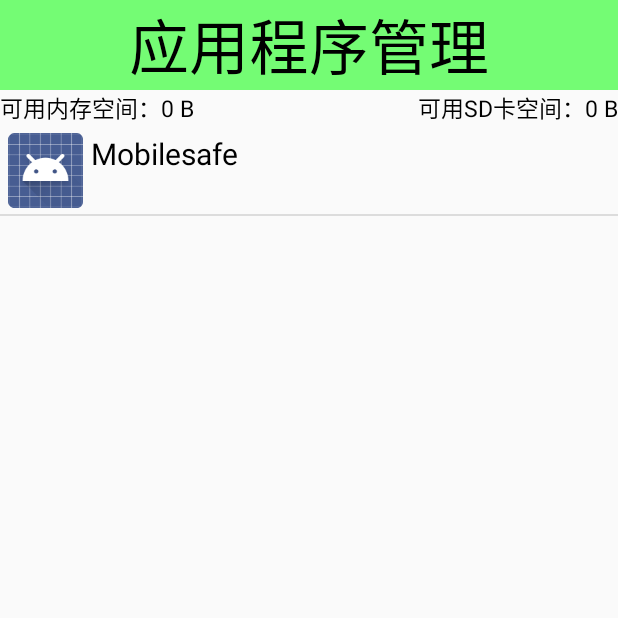
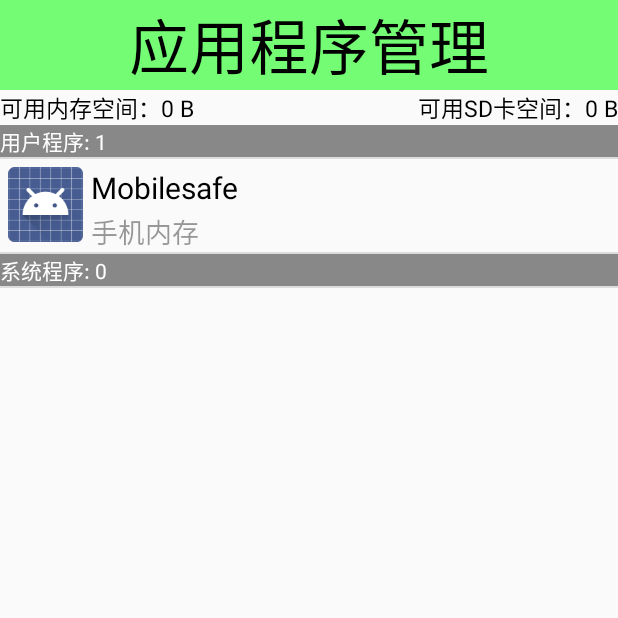
Before and after one commit to zhaoxukl1314/MobileSafe, an Android app: the AppManagerActivity screen opened directly, with no data from a screen before it, on a phone screen of 412 x 824 dp, the top half of it. Run offline under Robolectric (Android 15) with nearby library versions, the phone set to English and light mode, and no system bars.

Commit message:
2016-8-8

```diff
--- a/app/src/main/java/com/example/zhaoxu/mobilesafe/Activity/AppManagerActivity.java
+++ b/app/src/main/java/com/example/zhaoxu/mobilesafe/Activity/AppManagerActivity.java
@@ -1,6 +1,7 @@
 package com.example.zhaoxu.mobilesafe.Activity;
 
 import android.app.Activity;
+import android.graphics.Color;
 import android.os.Environment;
 import android.os.StatFs;
 import android.support.v7.app.AppCompatActivity;
@@ -12,6 +13,7 @@
 import android.widget.LinearLayout;
 import android.widget.ListView;
 import android.widget.NumberPicker;
+import android.widget.RelativeLayout;
 import android.widget.TextView;
 
 import com.example.zhaoxu.mobilesafe.Engine.AppInfoProvider;
@@ -20,6 +22,7 @@
 
 import org.w3c.dom.Text;
 
+import java.util.ArrayList;
 import java.util.Formatter;
 import java.util.List;
 
@@ -29,6 +32,8 @@
     private List<AppInfo> appinfos;
     private LinearLayout ll_loading;
     private MyAppListAdapter appListAdapter;
+    private List<AppInfo> userInfos;
+    private List<AppInfo> systemInfos;
 
     @Override
     protected void onCreate(Bundle savedInstanceState) {
@@ -43,11 +48,20 @@
         app_list = (ListView) findViewById(R.id.list_app_info);
         ll_loading = (LinearLayout) findViewById(R.id.ll_loading);
         ll_loading.setVisibility(View.VISIBLE);
+        userInfos = new ArrayList<>();
+        systemInfos = new ArrayList<>();
 
         new Thread(new Runnable() {
             @Override
             public void run() {
                 appinfos = AppInfoProvider.getAppInfos(AppManagerActivity.this);
+                for (AppInfo appInfo: appinfos) {
+                    if (appInfo.isUserApp()) {
+                        userInfos.add(appInfo);
+                    } else {
+                        systemInfos.add(appInfo);
+                    }
+                }
                 runOnUiThread(new Runnable() {
                     @Override
                     public void run() {
@@ -70,7 +84,7 @@
     private class MyAppListAdapter extends BaseAdapter {
         @Override
         public int getCount() {
-            return appinfos.size();
+            return appinfos.size() + 2;
         }
 
         @Override
@@ -87,7 +101,28 @@
         public View getView(int position, View convertView, ViewGroup parent) {
             View view;
             ViewHolder viewHolder;
-            if (convertView != null) {
+            AppInfo appInfo;
+            if (position == 0) {
+                TextView textView = new TextView(AppManagerActivity.this);
+                textView.setText("用户程序: " + userInfos.size());
+                textView.setBackgroundColor(Color.GRAY);
+                textView.setTextColor(Color.WHITE);
+                return textView;
+            } else if (position == (userInfos.size() + 1)) {
+                TextView textView = new TextView(AppManagerActivity.this);
+                textView.setText("系统程序: " + systemInfos.size());
+                textView.setBackgroundColor(Color.GRAY);
+                textView.setTextColor(Color.WHITE);
+                return textView;
+            } else if (position <= userInfos.size()) {
+                int newPosition = position - 1;
+                appInfo = userInfos.get(newPosition);
+            } else {
+                int newPosition = position - userInfos.size() - 2;
+                appInfo = systemInfos.get(newPosition);
+            }
+
+            if (convertView != null && convertView instanceof RelativeLayout) {
                 view = convertView;
                 viewHolder = (ViewHolder) view.getTag();
             } else {
@@ -98,9 +133,13 @@
                 viewHolder.location = (TextView) view.findViewById(R.id.app_info_location);
                 view.setTag(viewHolder);
             }
-            AppInfo appInfo = appinfos.get(position);
             viewHolder.icon.setImageDrawable(appInfo.getDrawable());
             viewHolder.name.setText(appInfo.getName());
+            if (appInfo.isInRom()) {
+                viewHolder.location.setText("手机内存");
+            } else {
+                viewHolder.location.setText("外部存储");
+            }
             return view;
         }
     }
--- a/app/src/main/java/com/example/zhaoxu/mobilesafe/Engine/AppInfoProvider.java
+++ b/app/src/main/java/com/example/zhaoxu/mobilesafe/Engine/AppInfoProvider.java
@@ -1,6 +1,7 @@
 package com.example.zhaoxu.mobilesafe.Engine;
 
 import android.content.Context;
+import android.content.pm.ApplicationInfo;
 import android.content.pm.PackageInfo;
 import android.content.pm.PackageManager;
 import android.graphics.drawable.Drawable;
@@ -24,6 +25,17 @@
             String packageName = packageInfo.packageName;
             String name = packageInfo.applicationInfo.loadLabel(pm).toString();
             Drawable drawable = packageInfo.applicationInfo.loadIcon(pm);
+            int flags = packageInfo.applicationInfo.flags;
+            if ((flags & ApplicationInfo.FLAG_SYSTEM) == 0) {
+                appInfo.setUserApp(true);
+            } else {
+                appInfo.setUserApp(false);
+            }
+            if ((flags & ApplicationInfo.FLAG_EXTERNAL_STORAGE) == 0) {
+                appInfo.setInRom(true);
+            } else {
+                appInfo.setInRom(false);
+            }
             appInfo.setPackageName(packageName);
             appInfo.setName(name);
             appInfo.setDrawable(drawable);
--- a/app/src/main/res/layout/activity_app_manager.xml
+++ b/app/src/main/res/layout/activity_app_manager.xml
@@ -55,6 +55,7 @@
     </LinearLayout>
 
     <ListView
+        android:fastScrollEnabled="true"
         android:id="@+id/list_app_info"
         android:layout_width="match_parent"
         android:layout_height="match_parent"></ListView>
--- a/app/src/main/res/layout/app_item_adapter.xml
+++ b/app/src/main/res/layout/app_item_adapter.xml
@@ -4,6 +4,7 @@
     android:layout_height="60dp">
 
     <ImageView
+        android:src="@mipmap/rubber_duck"
         android:id="@+id/app_info_image"
         android:layout_marginLeft="5dp"
         android:layout_marginTop="5dp"
@@ -11,6 +12,7 @@
         android:layout_height="50dp" />
 
     <TextView
+        android:text="name"
         android:id="@+id/app_info_name"
         android:textSize="20dp"
         android:textColor="#000000"
@@ -21,12 +23,14 @@
         android:layout_height="wrap_content" />
 
     <TextView
+        android:text="location"
         android:layout_marginTop="2dp"
+        android:layout_marginLeft="5dp"
         android:textSize="18dp"
         android:textColor="#66000000"
+        android:layout_toRightOf="@id/app_info_image"
         android:id="@+id/app_info_location"
         android:layout_below="@id/app_info_name"
-        android:layout_alignRight="@id/app_info_name"
         android:layout_width="wrap_content"
         android:layout_height="wrap_content" />
 
```
